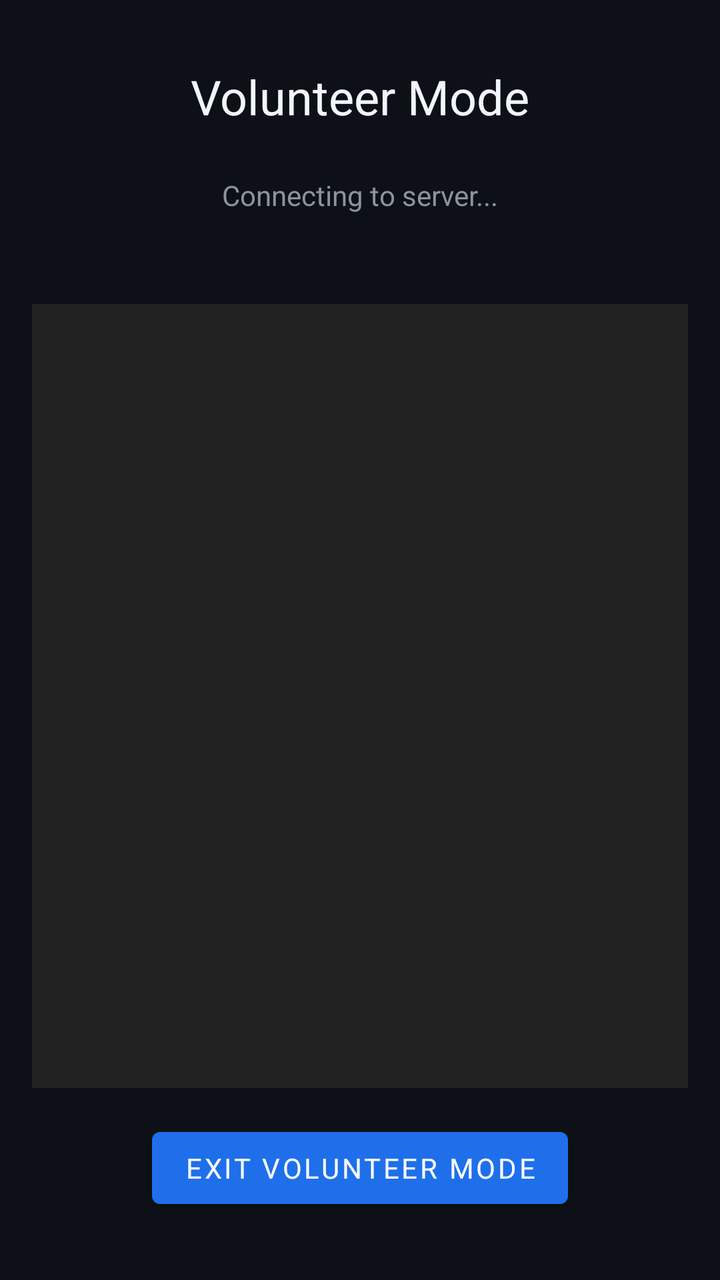
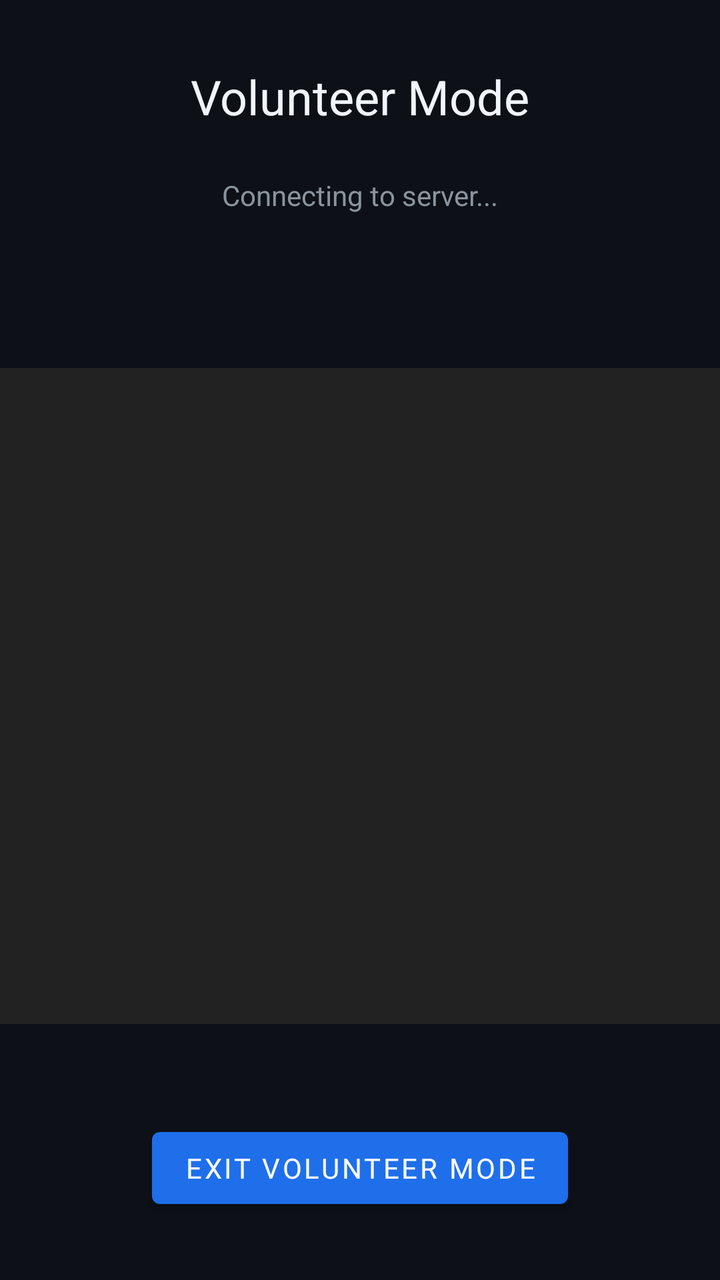

Two renders of the same Android screen: before a commit and after it. Below are the layout's source before the change and the commit's diff.
<!-- AndroidManifest.xml: application theme Theme.VisionAssist -->
<!-- res/layout/activity_volunteer_mode.xml -->
<?xml version="1.0" encoding="utf-8"?>
<androidx.constraintlayout.widget.ConstraintLayout
    xmlns:android="http://schemas.android.com/apk/res/android"
    xmlns:app="http://schemas.android.com/apk/res-auto"
    android:layout_width="match_parent"
    android:layout_height="match_parent"
    android:background="@color/bg_dark">

    <TextView
        android:id="@+id/volunteer_header"
        android:layout_width="wrap_content"
        android:layout_height="wrap_content"
        android:text="Volunteer Mode"
        android:textColor="@color/text_primary"
        android:textSize="24sp"
        android:layout_marginTop="32dp"
        app:layout_constraintTop_toTopOf="parent"
        app:layout_constraintStart_toStartOf="parent"
        app:layout_constraintEnd_toEndOf="parent" />

    <TextView
        android:id="@+id/connection_status"
        android:layout_width="wrap_content"
        android:layout_height="wrap_content"
        android:text="Connecting to server..."
        android:textColor="@color/text_secondary"
        android:layout_marginTop="8dp"
        app:layout_constraintTop_toBottomOf="@id/volunteer_header"
        app:layout_constraintStart_toStartOf="parent"
        app:layout_constraintEnd_toEndOf="parent" />

    <ImageView
        android:id="@+id/remote_video_view"
        android:layout_width="0dp"
        android:layout_height="0dp"
        android:layout_margin="16dp"
        android:background="#222222"
        android:scaleType="fitCenter"
        app:layout_constraintTop_toBottomOf="@id/connection_status"
        app:layout_constraintBottom_toTopOf="@id/back_button"
        app:layout_constraintStart_toStartOf="parent"
        app:layout_constraintEnd_toEndOf="parent" />

    <Button
        android:id="@+id/back_button"
        android:layout_width="wrap_content"
        android:layout_height="wrap_content"
        android:text="Exit Volunteer Mode"
        android:layout_marginBottom="32dp"
        app:layout_constraintBottom_toBottomOf="parent"
        app:layout_constraintStart_toStartOf="parent"
        app:layout_constraintEnd_toEndOf="parent" />

</androidx.constraintlayout.widget.ConstraintLayout>
<!-- resources referenced by this layout -->
<resources>
  <color name="bg_dark">#0D1117</color>
  <color name="text_primary">#F0F6FC</color>
  <color name="text_secondary">#8B949E</color>
  <style name="Theme.VisionAssist" parent="Theme.MaterialComponents.DayNight.DarkActionBar">
          <item name="colorPrimary">@color/accent_blue</item>
          <item name="colorPrimaryVariant">@color/bg_surface</item>
          <item name="colorOnPrimary">@color/white</item>
          <item name="colorSecondary">@color/accent_green</item>
          <item name="colorSecondaryVariant">@color/accent_green</item>
          <item name="colorOnSecondary">@color/black</item>
          <item name="android:colorBackground">@color/bg_dark</item>
          <item name="android:statusBarColor">@color/bg_dark</item>
          <item name="android:navigationBarColor">@color/bg_dark</item>
          <item name="android:textColorPrimary">@color/text_primary</item>
          <item name="android:textColorSecondary">@color/text_secondary</item>
          <item name="android:fontFamily">sans-serif</item>
          
          <item name="android:minHeight">48dp</item>
      </style>
  <color name="accent_blue">#1F6FEB</color>
  <color name="bg_surface">#161B22</color>
  <color name="white">#FFFFFF</color>
  <color name="accent_green">#3FB950</color>
  <color name="black">#000000</color>
</resources>

<!-- the commit's change to res/layout/activity_volunteer_mode.xml (unified diff, before → after) -->
@@ -36,6 +36,7 @@
         android:layout_margin="16dp"
         android:background="#222222"
         android:scaleType="fitCenter"
+        android:rotation="90"
         app:layout_constraintTop_toBottomOf="@id/connection_status"
         app:layout_constraintBottom_toTopOf="@id/back_button"
         app:layout_constraintStart_toStartOf="parent"
